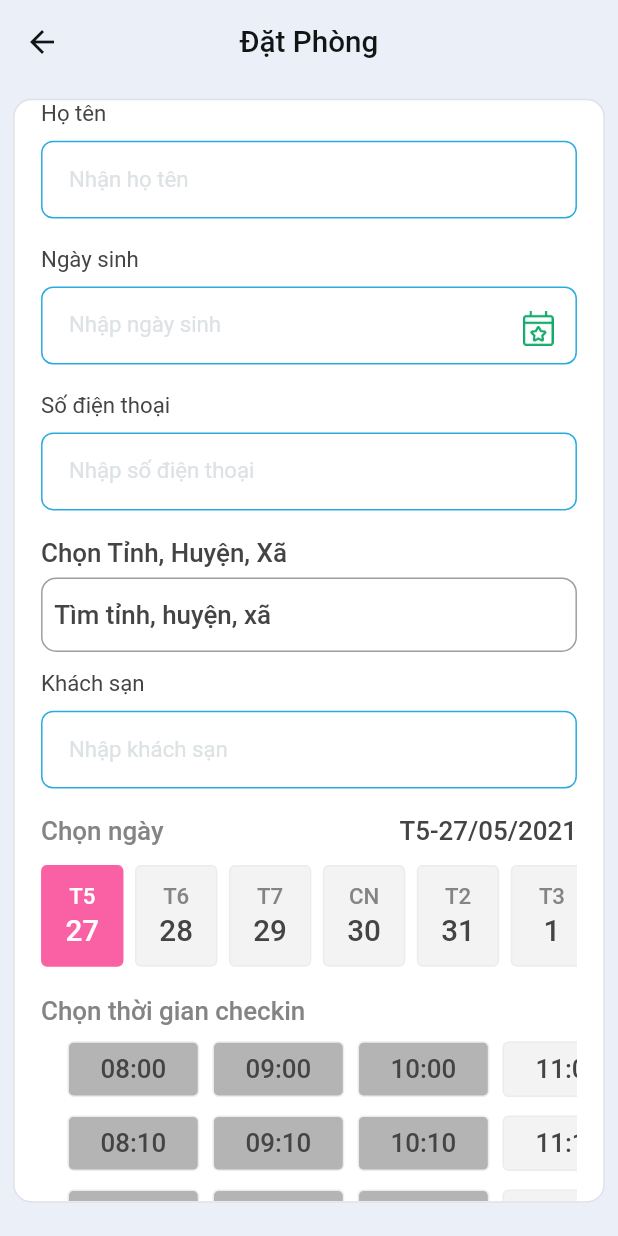
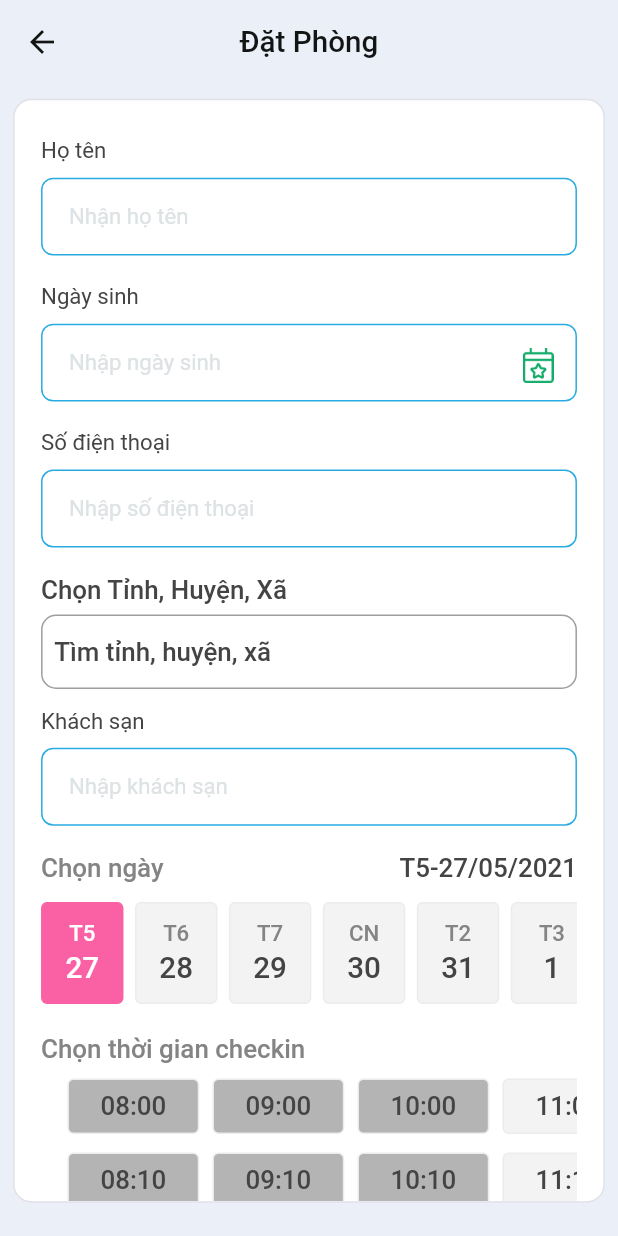
Before and after one commit to truongnguyen170820/animation, a Flutter app: the HotelPage screen opened directly, after a tap on "Booking Room", on a phone screen of 412 x 824 dp. Run offline on Flutter 3.47's test engine with Material 2 defaults, Android fonts, the light colour scheme and no system bars; drawn by our look-alikes of flutter_typeahead; our stand-ins replace animated_text_kit, cached_network_image, carousel_slider, fluttertoast, get, google_fonts and 2 more; network calls fail; statements that could not run were skipped.

Commit message:
commit commit

```diff
--- /dev/null
+++ b/lib/getX/api/app_string.dart
@@ -0,0 +1,4 @@
+class AppString{
+  static final fetchApiData = "Fetch API Data";
+  static final productList = "Product List";
+}
--- /dev/null
+++ b/lib/provider/ui.dart
@@ -0,0 +1 @@
+import '';
--- a/lib/view/hotel/appointment_hotel_page.dart
+++ b/lib/view/hotel/appointment_hotel_page.dart
@@ -70,6 +70,7 @@ int selectedDayIndex = 0;
           child: Column(
             crossAxisAlignment: CrossAxisAlignment.start,
             children: [
+              SizedBox(height: setHeight(20)),
               _buildAdd(_nameCtrl, "Nhận họ tên", "Họ tên"),
               Stack(
                 alignment: AlignmentDirectional.centerEnd,
@@ -195,7 +196,7 @@ int selectedDayIndex = 0;
                 margin: EdgeInsets.only(top: setHeight(8), bottom: setHeight(16)),
                 width: double.infinity,
                 padding: EdgeInsets.only(left: setWidth(16)),
-                height: setHeight(50),
+                height: setHeight(80),
                 child: ListView.builder(
                     itemCount:  listRoom.length,
                     scrollDirection: Axis.horizontal,
@@ -206,7 +207,9 @@ int selectedDayIndex = 0;
                             selectedVipIndex = index;
                           });
                         },
-                        child: Stack(
+                        child: Column(
+                          children: [
+                            Stack(
                               children: [
                                 Image.asset(getAssetsIcon(listRoom[index].url??""), width: setWidth(60),height: setHeight(60)),
                                 selectedVipIndex == index ?
@@ -222,6 +225,9 @@ int selectedDayIndex = 0;
                                         child: Image.asset(getAssetsIcon("tickRank.png"), width: setWidth(13),height: setHeight(13)))
                                 )
                                     : SizedBox(),
+                              ],
+                            ),
+                            Text(listRoom[index].nameRoom??"")
                           ],
                         ),
                       );
@@ -406,6 +412,23 @@ int selectedDayIndex = 0;
     );
   }
   check(){
+    FocusScope.of(context).unfocus();
+    if(_nameCtrl.text.trim().isEmpty){
+      Utilities.showToast(context, "Ban chưa thêm họ tên");
+      return;
+    }
+    if(_birthCtrl.text.trim().isEmpty){
+      Utilities.showToast(context, "Ban chưa thêm ngày sinh");
+      return;
+    }
+    if(_mobileCtrl.text.trim().isEmpty){
+      Utilities.showToast(context, "Ban chưa thêm số điện thoại");
+      return;
+    }
+    if(_txtSearchAddress.text.trim().isEmpty){
+      Utilities.showToast(context, "Ban chưa thêm địa chỉ");
+      return;
+    }
     listHistory.add(HistoryHotel(_nameCtrl.text??"", _birthCtrl.text??"", _mobileCtrl.text??""
         , Utilities.formatTimeOfDay(TimeOfDay(hour: hourIndex + 8, minute: minuteIndex* 10))
             +" - "+Utilities.dateToString(selectedDay)
--- a/lib/view/hotel/hotel_page.dart
+++ b/lib/view/hotel/hotel_page.dart
@@ -26,48 +26,7 @@ class _HotelPageState extends State<HotelPage> {
     return Scaffold(
       appBar: appbarDefault(context, "Playground", bgColor: ColorUtils.underlined),
       backgroundColor: ColorUtils.underlined,
-      body: Column(
-        children: [
-          DefaultTabController(
-              length: 3,
-              child: Column(
-                children: [
-                  TabBar(
-                      indicatorColor: ColorUtils.YELLOW_TEXT,
-                      unselectedLabelColor: ColorUtils.NUMBER_PAGE,
-                      labelColor: ColorUtils.text_selected,
-                      labelPadding: EdgeInsets.symmetric(horizontal: 8),
-                      tabs: [
-                        Tab(
-                          text: "Tranding",
-                        ),
-                        Tab(
-                          text: "History Booking",
-                        ),
-                        Tab(
-                          text: "Trending",
-                        )
-                      ]),
-                  Container(
-                    height: setHeight(500),
-                    margin: EdgeInsets.only(
-                        left: setWidth(8),
-                        right: setWidth(8),
-                        top: setHeight(8),
-                        bottom: setHeight(18)),
-                    child: TabBarView(children: [
-                      _buidBody(),
-                      HistoryBookingPage(),
-                      ListView(
-                        scrollDirection: Axis.horizontal,
-                        children: [],
-                      )
-                    ]),
-                  ),
-                ],
-              )),
-        ],
-      ),
+      body:_buidBody()
     );
   }
 Widget _buidBody(){
--- a/pubspec.yaml
+++ b/pubspec.yaml
@@ -36,6 +36,10 @@ dependencies:
   carousel_slider: any
   intl: ^0.16.1
   flutter_typeahead: ^1.9.2
+  fluttertoast: ^6.0.1
+  http: any
+  get: any
+  provider: any
   date_range_picker:
     git:
       url: https://github.com/LempereurBenjamin/date_range_picker
```
Also changed, not shown: lib/getX/api/api_service.dart (added, +13 -0 lines), lib/getX/controller/product_controller.dart (added, +30 -0 lines), lib/getX/model/product_model.dart (added, +136 -0 lines), lib/getX/view/product_view.dart (added, +53 -0 lines), lib/main.dart (+18 -9 lines), lib/utils/utilities.dart (+23 -0 lines), lib/view/hotel/history_detai_page.dart (+27 -7 lines), pubspec.lock. Lines whose indentation alone changed are shown as unchanged.
